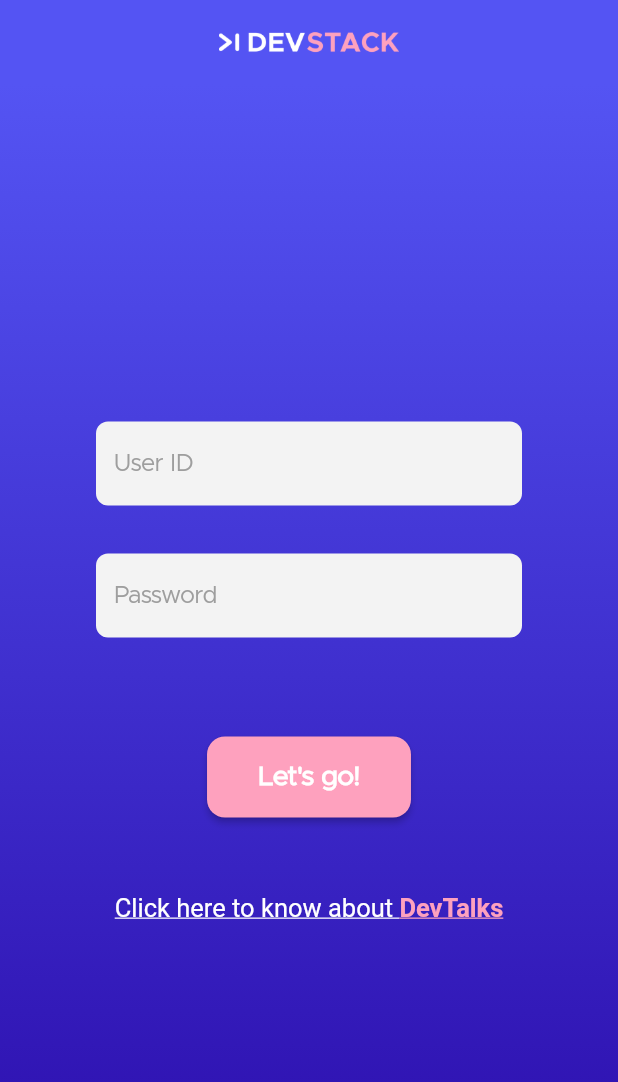
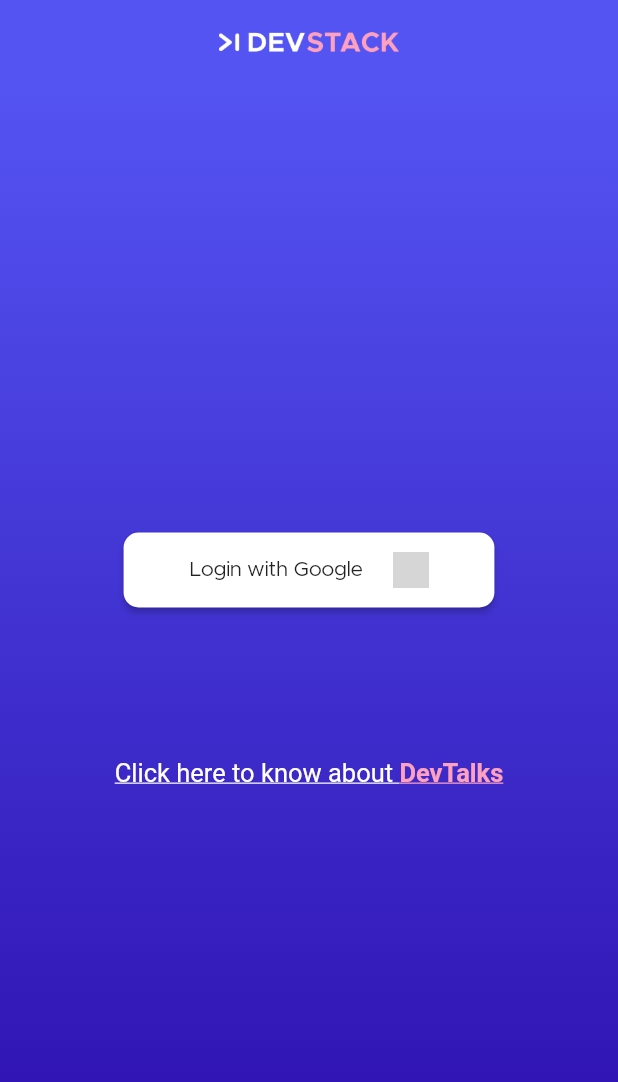
Before and after one commit to rithikjain/devstack-app, a Flutter app: the AuthScreen screen opened by its route, on a phone screen of 412 x 824 dp. Shown: the top 1082 px of the screen. Run offline on Flutter 3.47's test engine with Material 2 defaults, Android fonts, the phone set to English and light mode, and no system bars; our stand-ins replace carousel_slider; network calls fail; project files that could hold a hidden picture were left out; grey boxes are pictures that could not be loaded.

Commit message:
UI: Added google sign in button

```diff
--- a/lib/src/presentation/screens/auth/auth_screen.dart
+++ b/lib/src/presentation/screens/auth/auth_screen.dart
@@ -7,9 +7,6 @@
 
 class AuthScreen extends StatelessWidget {
   static const routename = "/auth";
-  final _formKey = GlobalKey<FormState>();
-  final TextEditingController _useridController = TextEditingController();
-  final TextEditingController _passwordController = TextEditingController();
 
   @override
   Widget build(BuildContext context) {
@@ -35,61 +32,32 @@
                 mainAxisAlignment: MainAxisAlignment.center,
                 crossAxisAlignment: CrossAxisAlignment.center,
                 children: [
-                  Form(
-                    key: _formKey,
-                    child: Column(
-                      children: [
-                        Container(
-                          margin: EdgeInsets.symmetric(
-                            horizontal: 64,
-                            vertical: 16,
+                  Container(
+                    height: 50,
+                    width: MediaQuery.of(context).size.width * 0.6,
+                    child: RaisedButton(
+                      onPressed: () {},
+                      color: Colors.white,
+                      shape: RoundedRectangleBorder(
+                        borderRadius: BorderRadius.circular(10),
+                      ),
+                      child: Row(
+                        mainAxisAlignment: MainAxisAlignment.center,
+                        children: <Widget>[
+                          Text('Login with Google'),
+                          SizedBox(
+                            width: 20,
                           ),
-                          child: TextFormField(
-                            keyboardType: TextInputType.text,
-                            controller: _useridController,
-                            decoration: InputDecoration(
-                              hintText: 'User ID',
-                            ),
-                          ),
-                        ),
-                        Container(
-                          margin: EdgeInsets.symmetric(
-                            horizontal: 64,
-                            vertical: 16,
-                          ),
-                          child: TextFormField(
-                            keyboardType: TextInputType.text,
-                            controller: _passwordController,
-                            decoration: InputDecoration(
-                              hintText: 'Password',
-                            ),
-                          ),
-                        ),
-                      ],
+                          Image.network(
+                            "https://upload.wikimedia.org/wikipedia/commons/thumb/5/53/Google_%22G%22_Logo.svg/1004px-Google_%22G%22_Logo.svg.png",
+                            fit: BoxFit.contain,
+                            height: 24,
+                          )
+                        ],
+                      ),
                     ),
                   ),
-                  SizedBox(height: 50),
-                  MaterialButton(
-                    child: Padding(
-                      padding: EdgeInsets.all(18),
-                      child: Text(
-                        "Let's go!",
-                        style: TextStyle(
-                          color: Colors.white,
-                          fontWeight: FontWeight.bold,
-                          fontSize: 18,
-                        ),
-                      ),
-                    ),
-                    shape: RoundedRectangleBorder(
-                      borderRadius: borderRadius12,
-                    ),
-                    onPressed: () {
-                      Navigator.pushNamed(context, BaseScreen.routename);
-                    },
-                    color: palePink,
-                  ),
-                  SizedBox(height: 50),
+                  SizedBox(height: 100),
                   RichText(
                     text: TextSpan(
                       text: 'Click here to know about ',
--- a/pubspec.yaml
+++ b/pubspec.yaml
@@ -25,6 +25,7 @@
     sdk: flutter
   cupertino_icons: ^0.1.3
   carousel_slider: ^2.2.1
+  google_sign_in: ^4.5.3
 
 dev_dependencies:
   flutter_test:
```
Also changed, not shown: assets/images/g_logo.jpg (added), pubspec.lock.
